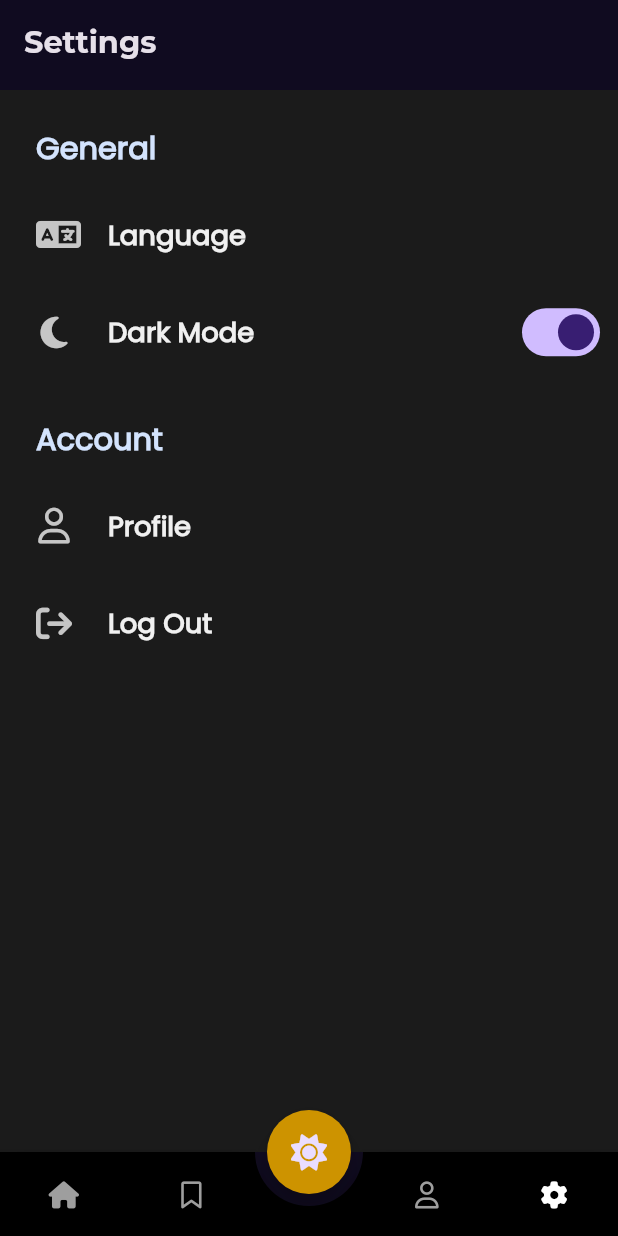
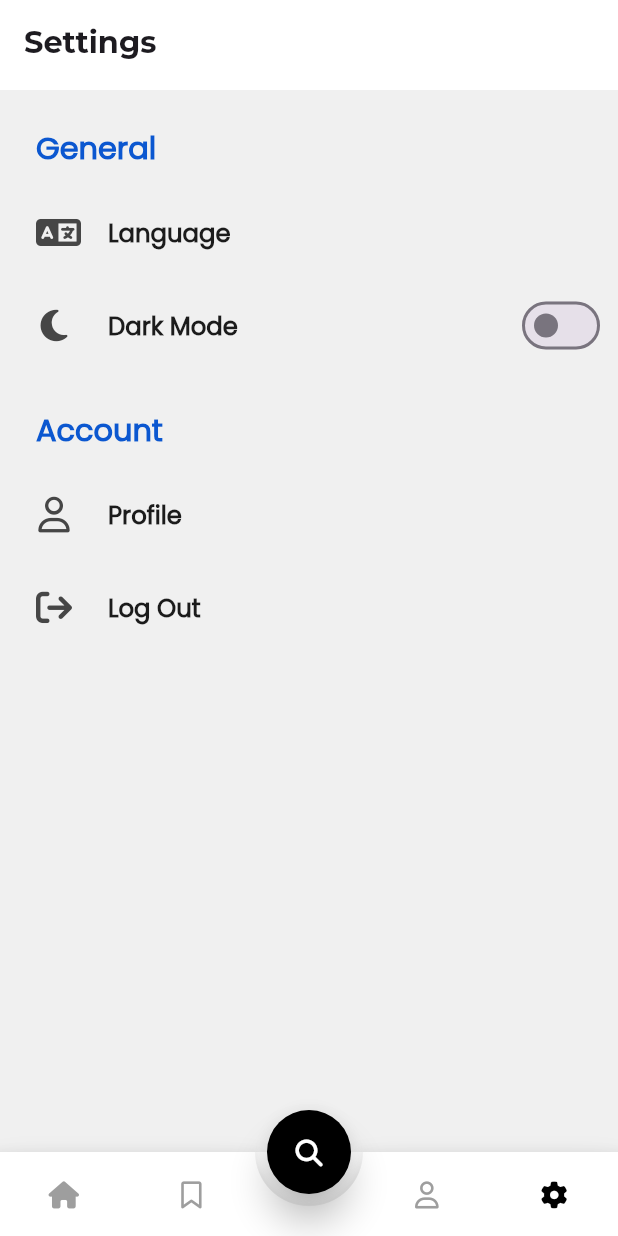
Before and after one commit to KamelKOFASH/bookly_app, a Flutter app: the screen it shows after launch, item 4 of the bottom bar chosen, on a phone screen of 412 x 824 dp. Run offline on Flutter 3.47's test engine with Material 3 defaults, Android fonts, the phone set to English and light mode, and no system bars; drawn by our look-alikes of animated_bottom_navigation_bar, settings_ui; our stand-ins replace bloc, cached_network_image, dartz, dio, equatable, flutter_bloc and 8 more; network calls fail.

Commit message:
"Refactored code to update UI components, added dark mode toggle, and modified theme and locale handling."

```diff
--- a/lib/Features/Splash/Presentation/Views/widgets/splash_view_body.dart
+++ b/lib/Features/Splash/Presentation/Views/widgets/splash_view_body.dart
@@ -34,12 +34,15 @@ class _SplashViewBodyState extends State<SplashViewBody>
 
   @override
   Widget build(BuildContext context) {
+    bool isDarkMode = Theme.of(context).brightness == Brightness.dark;
+
     return Column(
       mainAxisAlignment: MainAxisAlignment.center,
       crossAxisAlignment: CrossAxisAlignment.stretch,
       children: [
         Image.asset(
           AssetsData.logo,
+          color: isDarkMode ? Colors.white : Colors.black,
         ),
         SizedBox(
           height: MediaQuery.of(context).size.height * 0.02,
--- a/lib/core/utils/service_locator.dart
+++ b/lib/core/utils/service_locator.dart
@@ -1,9 +1,8 @@
+import 'package:bookly_app/core/utils/api_service.dart';
 import 'package:dio/dio.dart';
 import 'package:get_it/get_it.dart';
-
 import '../../features/home/data/repositories/home_repo_impl.dart';
 import '../../features/search/data/repositories/search_repo_impl.dart';
-import 'api_service.dart';
 
 final getIt = GetIt.instance;
 
--- a/lib/features/home/presentation/views/home_view.dart
+++ b/lib/features/home/presentation/views/home_view.dart
@@ -22,7 +22,7 @@ class _HomeViewState extends State<HomeView> {
   //? List of screens to display for each tab
   final List<Widget> _screens = [
     const HomeViewBody(),
-     FavoriteView(),
+    FavoriteView(),
     const ProfileView(),
     const SettingsView(),
   ];
@@ -44,6 +44,7 @@ class _HomeViewState extends State<HomeView> {
 
   @override
   Widget build(BuildContext context) {
+    bool isDarkMode = Theme.of(context).brightness == Brightness.dark;
     return Scaffold(
       floatingActionButton: const Fab(),
       //* To Centering FAB
@@ -61,8 +62,11 @@ class _HomeViewState extends State<HomeView> {
         onTap: _onItemTapped,
         splashColor: Colors.grey,
         notchMargin: 8.0,
-        backgroundColor: Colors.black, //? Navigation bar background color
-        activeColor: Colors.white, //? Active icon color
+        backgroundColor: isDarkMode
+            ? Colors.black
+            : Colors.white, //? Navigation bar background color
+        activeColor:
+            isDarkMode ? Colors.white : Colors.black, //? Active icon color
         inactiveColor: Colors.grey, //? Inactive icon color
       ),
     );
--- a/lib/features/home/presentation/views/widgets/custom_app_bar.dart
+++ b/lib/features/home/presentation/views/widgets/custom_app_bar.dart
@@ -11,12 +11,14 @@ class CustomAppBar extends StatelessWidget {
 
   @override
   Widget build(BuildContext context) {
+    bool isDarkenMode = Theme.of(context).brightness == Brightness.dark;
     return SafeArea(
       child: Row(
         children: [
           Image.asset(
             AssetsData.logo,
             height: 18.h,
+            color: isDarkenMode ? Colors.white : Colors.black,
           ),
           const Spacer(),
           IconButton(
--- a/lib/features/home/presentation/views/widgets/custom_image_item.dart
+++ b/lib/features/home/presentation/views/widgets/custom_image_item.dart
@@ -16,6 +16,8 @@ class CustomImageItem extends StatelessWidget {
       onTap: () {
         GoRouter.of(context).push(AppRouter.bookDetailsView, extra: book);
       },
+      child: Card(
+        elevation: 5,
         child: ClipRRect(
           borderRadius: BorderRadius.circular(16.r),
           child: AspectRatio(
@@ -27,6 +29,7 @@ class CustomImageItem extends StatelessWidget {
             ),
           ),
         ),
+      ),
     );
   }
 }
--- a/lib/features/home/presentation/views/widgets/fab.dart
+++ b/lib/features/home/presentation/views/widgets/fab.dart
@@ -1,32 +1,26 @@
 import 'package:flutter/material.dart';
 import 'package:font_awesome_flutter/font_awesome_flutter.dart';
+import 'package:go_router/go_router.dart';
 
-class Fab extends StatefulWidget {
+import '../../../../../core/utils/app_router.dart';
+
+class Fab extends StatelessWidget {
   const Fab({super.key});
-
-  @override
-  // ignore: library_private_types_in_public_api
-  _FabState createState() => _FabState();
-}
-
-class _FabState extends State<Fab> {
-  static bool isDarkMode = true;
 
   @override
   Widget build(BuildContext context) {
     return FloatingActionButton(
+      backgroundColor: Colors.black,
+      elevation: 10,
+      shape: const StadiumBorder(),
       onPressed: () {
-        setState(() {
-          isDarkMode = !isDarkMode;
-        });
+        GoRouter.of(context).push(AppRouter.searchView);
       },
-      shape: const CircleBorder(),
-      backgroundColor: !isDarkMode
-          ? const Color.fromARGB(255, 51, 51, 51)
-          : const Color.fromARGB(255, 205, 147, 0),
-      child: Icon(isDarkMode
-          ? FontAwesomeIcons.solidSun // Change to Sun icon for light mode
-          : FontAwesomeIcons.solidMoon), // Moon icon for dark mode
+      child: const Icon(
+        FontAwesomeIcons.magnifyingGlass,
+        color: Colors.white,
+        size: 18,
+      ),
     );
   }
 }
--- a/lib/features/home/presentation/views/widgets/similar_books_list_view.dart
+++ b/lib/features/home/presentation/views/widgets/similar_books_list_view.dart
@@ -1,5 +1,6 @@
 import '../../../../../core/widgets/custom_text_error.dart';
 import '../../../../../core/models/book_model/book_model.dart';
+import '../../../../../generated/l10n.dart';
 import '../../view_models/similar_books_cubit/similar_books_cubit.dart';
 import 'custom_image_item.dart';
 import 'package:flutter/material.dart';
@@ -32,7 +33,7 @@ class SimilarBooksListView extends StatelessWidget {
         }
 
         if (state is SimilarBooksFailure) {
-          return const CustomTextError(error: 'No similar books found!');
+          return CustomTextError(error: S.of(context).no_books_found);
         }
         return Skeletonizer(
           child: SizedBox(
--- /dev/null
+++ b/lib/features/settings/presentation/view_models/cubits/theme_cubit.dart
@@ -0,0 +1,21 @@
+import 'package:bloc/bloc.dart';
+import 'package:flutter/material.dart';
+import 'package:shared_preferences/shared_preferences.dart';
+
+class ThemeCubit extends Cubit<ThemeMode> {
+  ThemeCubit() : super(ThemeMode.system) {
+    _loadTheme(); //? تحميل حالة الثيم عند بدء التشغيل
+  }
+
+  Future<void> _loadTheme() async {
+    final prefs = await SharedPreferences.getInstance();
+    final isDarkMode = prefs.getBool('isDarkMode') ?? false; //? القيمة الافتراضية
+    emit(isDarkMode ? ThemeMode.dark : ThemeMode.light);
+  }
+
+  Future<void> toggleTheme(bool isDarkMode) async {
+    final prefs = await SharedPreferences.getInstance();
+    await prefs.setBool('isDarkMode', isDarkMode); //? تخزين حالة الثيم
+    emit(isDarkMode ? ThemeMode.dark : ThemeMode.light);
+  }
+}
--- a/lib/features/settings/presentation/views/widgets/settings_view_body.dart
+++ b/lib/features/settings/presentation/views/widgets/settings_view_body.dart
@@ -1,4 +1,5 @@
 import 'package:flutter/material.dart';
+import 'package:flutter_bloc/flutter_bloc.dart';
 import 'package:font_awesome_flutter/font_awesome_flutter.dart';
 import 'package:go_router/go_router.dart';
 import 'package:intl/intl.dart';
@@ -7,12 +8,18 @@ import 'package:settings_ui/settings_ui.dart';
 import '../../../../../core/utils/app_router.dart';
 import '../../../../../core/utils/styles.dart';
 import '../../../../../generated/l10n.dart';
+import '../../view_models/cubits/theme_cubit.dart';
 
-class SettingsViewBody extends StatelessWidget {
+class SettingsViewBody extends StatefulWidget {
   const SettingsViewBody({
     super.key,
   });
 
+  @override
+  State<SettingsViewBody> createState() => _SettingsViewBodyState();
+}
+
+class _SettingsViewBodyState extends State<SettingsViewBody> {
   @override
   Widget build(BuildContext context) {
     return SettingsList(
@@ -30,7 +37,7 @@ class SettingsViewBody extends StatelessWidget {
               leading: const Icon(FontAwesomeIcons.language),
               title: Text(
                 S.of(context).language,
-                style: Styles.textStyle18.copyWith(
+                style: Styles.textStyle16.copyWith(
                   fontWeight: FontWeight.w600,
                   fontFamily: isArabic() ? 'Cairo' : 'Poppins',
                 ),
@@ -42,13 +49,18 @@ class SettingsViewBody extends StatelessWidget {
             SettingsTile.switchTile(
               title: Text(
                 S.of(context).dark_mode,
-                style: Styles.textStyle18.copyWith(
+                style: Styles.textStyle16.copyWith(
+                  fontWeight: FontWeight.w600,
                   fontFamily: isArabic() ? 'Cairo' : 'Poppins',
                 ),
               ),
               leading: const Icon(FontAwesomeIcons.solidMoon),
-              onToggle: (bool value) {},
-              initialValue: true,
+              initialValue: context.read<ThemeCubit>().state == ThemeMode.dark,
+              onToggle: (bool value) {
+                setState(() {
+                  context.read<ThemeCubit>().toggleTheme(value);
+                });
+              },
             ),
           ],
         ),
@@ -65,8 +77,9 @@ class SettingsViewBody extends StatelessWidget {
               leading: const Icon(FontAwesomeIcons.user),
               title: Text(
                 S.of(context).profile,
-                style: Styles.textStyle18.copyWith(
+                style: Styles.textStyle16.copyWith(
                   fontFamily: isArabic() ? 'Cairo' : 'Poppins',
+                  fontWeight: FontWeight.w600,
                 ),
               ),
               onPressed: (context) {
@@ -77,8 +90,9 @@ class SettingsViewBody extends StatelessWidget {
               leading: const Icon(FontAwesomeIcons.arrowRightFromBracket),
               title: Text(
                 S.of(context).log_out,
-                style: Styles.textStyle18.copyWith(
+                style: Styles.textStyle16.copyWith(
                   fontFamily: isArabic() ? 'Cairo' : 'Poppins',
+                  fontWeight: FontWeight.w600,
                 ),
               ),
               onPressed: (context) {},
--- a/lib/main.dart
+++ b/lib/main.dart
@@ -1,6 +1,6 @@
-import 'package:intl/intl.dart';
+import 'package:bookly_app/features/settings/presentation/view_models/cubits/theme_cubit.dart';
 
-import 'features/settings/presentation/view_models/cubit/locale_language_cubit.dart';
+import 'features/settings/presentation/view_models/cubits/locale_language_cubit.dart';
 import 'generated/l10n.dart';
 import 'features/search/data/repositories/search_repo_impl.dart';
 import 'features/search/presentation/view_models/search_cubit/search_cubit.dart';
@@ -50,14 +50,34 @@ class BooklyApp extends StatelessWidget {
               ),
             ),
             BlocProvider(
-              create: (context) => LocaleLanguageCubit(), // Provide LocaleCubit
+              create: (context) => LocaleLanguageCubit(),
+            ),
+            BlocProvider(
+              create: (context) => ThemeCubit(), // إضافة ThemeCubit
             ),
           ],
           child: BlocBuilder<LocaleLanguageCubit, Locale>(
-            builder: (context, state) {
-              bool isArabic = state.languageCode == 'ar';
+            builder: (context, localeState) {
+              bool isArabic = localeState.languageCode == 'ar';
+              return BlocBuilder<ThemeCubit, ThemeMode>(
+                builder: (context, themeMode) {
                   return MaterialApp.router(
-                locale: state,
+                    locale: localeState,
+                    themeMode: themeMode,
+                    theme: ThemeData.light().copyWith(
+                      scaffoldBackgroundColor: Colors.white,
+                      textTheme: GoogleFonts.getTextTheme(
+                        isArabic ? 'Cairo' : 'Montserrat',
+                        ThemeData.light().textTheme,
+                      ),
+                    ),
+                    darkTheme: ThemeData.dark().copyWith(
+                      scaffoldBackgroundColor: kPrimaryColor,
+                      textTheme: GoogleFonts.getTextTheme(
+                        isArabic ? 'Cairo' : 'Montserrat',
+                        ThemeData.dark().textTheme,
+                      ),
+                    ),
                     localizationsDelegates: const [
                       S.delegate,
                       GlobalMaterialLocalizations.delegate,
@@ -67,14 +87,8 @@ class BooklyApp extends StatelessWidget {
                     supportedLocales: S.delegate.supportedLocales,
                     routerConfig: AppRouter.router,
                     debugShowCheckedModeBanner: false,
-                theme: ThemeData.dark().copyWith(
-                  scaffoldBackgroundColor: kPrimaryColor,
-                  // Change the font based on the locale
-                  textTheme: GoogleFonts.getTextTheme(
-                    isArabic == true ? 'Cairo' : 'Montserrat',
-                    ThemeData.dark().textTheme,
-                  ),
-                ),
+                  );
+                },
               );
             },
           ),
```
Also changed, not shown: lib/core/utils/app_router.dart (+11 -12 lines), lib/features/home/presentation/views/widgets/book_actions.dart (+9 -3 lines), lib/features/settings/presentation/view_models/cubits/locale_language_cubit.dart (renamed from lib/features/settings/presentation/view_models/cubit/locale_language_cubit.dart, +4 -4 lines), lib/features/settings/presentation/views/languages_view.dart (+50 -12 lines). Lines whose indentation alone changed are shown as unchanged.
